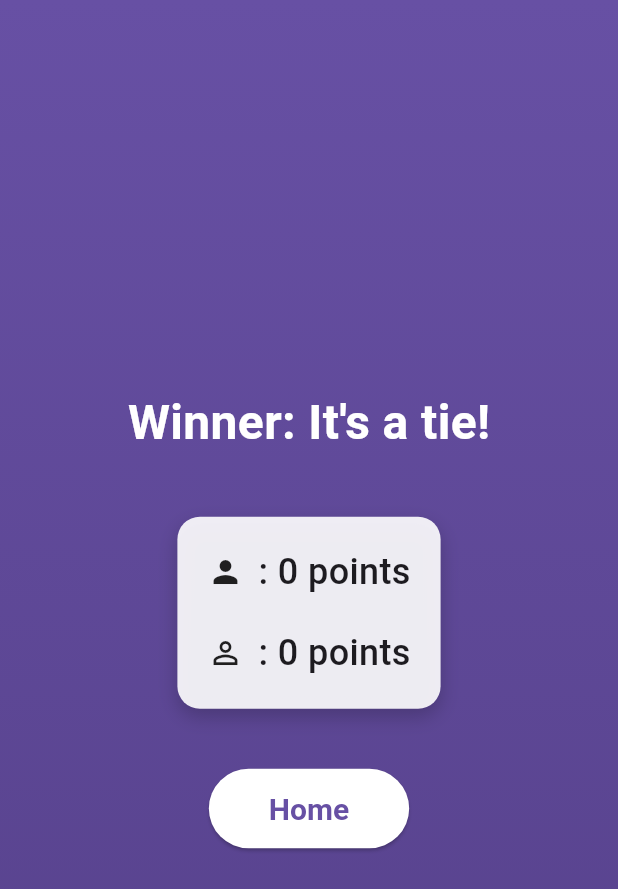
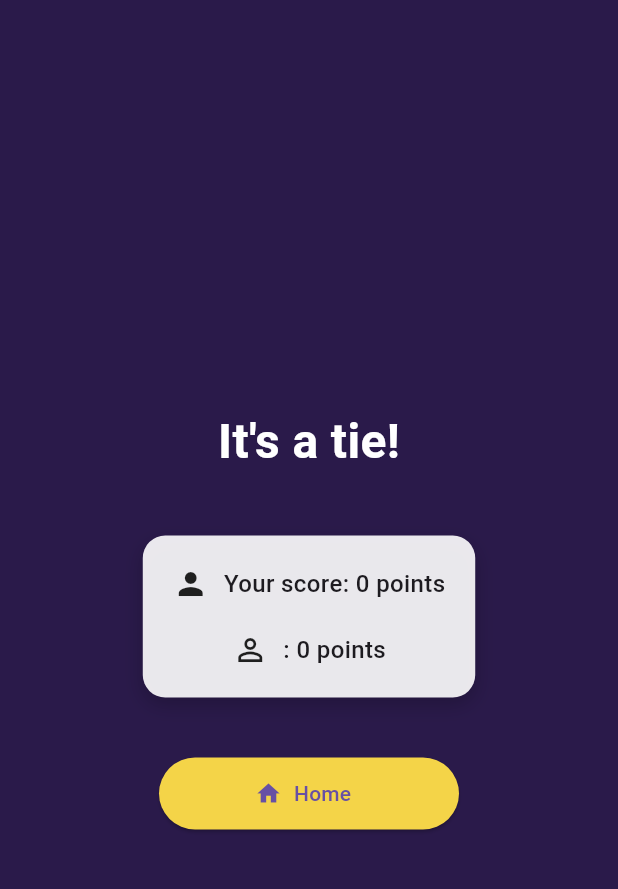
Before and after one commit to akewilen/CLS050-Project, a Flutter app: the MultiplayerScoreScreen screen opened directly with empty values, on a phone screen of 412 x 824 dp. Shown: the top 889 px of the screen. Run offline on Flutter 3.47's test engine with Material 3 defaults, Android fonts, the phone set to English and light mode, and no system bars; our stand-ins replace cloud_firestore, firebase_core, shared_preferences; missing offline and left inert: syncfusion_flutter_maps; accounts and stored records are empty.

Commit message:
multiplayer scorePage styling

```diff
--- a/flutter_application_1/lib/pages/multiplayer_scorescreen.dart
+++ b/flutter_application_1/lib/pages/multiplayer_scorescreen.dart
@@ -1,4 +1,6 @@
 import 'package:flutter/material.dart';
+import 'package:flutter_application_1/themes/app_theme.dart';
+import '../components/menu_btn.dart';
 import 'home_screen.dart';
 
 class MultiplayerScoreScreen extends StatelessWidget {
@@ -14,6 +16,17 @@ class MultiplayerScoreScreen extends StatelessWidget {
   final String guestId;
   final int hostScore;
   final int guestScore;
+
+  String _result() {
+    String winner = _determineWinner();
+    if (winner == "You") {
+      return "You won!";
+    } else if (winner == "It's a tie!") {
+      return "It's a tie!";
+    } else {
+      return "You lost";
+    }
+  }
 
   String _determineWinner() {
     if (hostScore > guestScore) {
@@ -33,10 +46,7 @@ class MultiplayerScoreScreen extends StatelessWidget {
           gradient: LinearGradient(
             begin: Alignment.topCenter,
             end: Alignment.bottomCenter,
-            colors: [
-              Theme.of(context).primaryColor,
-              Theme.of(context).primaryColor.withOpacity(0.7),
-            ],
+            colors: [AppTheme.windowBase, AppTheme.window90],
           ),
         ),
         child: Center(
@@ -45,7 +55,7 @@ class MultiplayerScoreScreen extends StatelessWidget {
             children: [
               // Winner announcement
               Text(
-                'Winner: ${_determineWinner()}',
+                _result(), //Winner msg
                 style: const TextStyle(
                   fontSize: 32,
                   fontWeight: FontWeight.bold,
@@ -78,9 +88,11 @@ class MultiplayerScoreScreen extends StatelessWidget {
                         const Icon(Icons.person, size: 24),
                         const SizedBox(width: 10),
                         Text(
-                          '$hostId: $hostScore points',
+                          hostId == 'You'
+                              ? 'Your score: $hostScore points'
+                              : 'Your score: $guestScore points',
                           style: const TextStyle(
-                            fontSize: 24,
+                            fontSize: 16,
                             fontWeight: FontWeight.w500,
                           ),
                         ),
@@ -94,9 +106,11 @@ class MultiplayerScoreScreen extends StatelessWidget {
                         const Icon(Icons.person_outline, size: 24),
                         const SizedBox(width: 10),
                         Text(
-                          '$guestId: $guestScore points',
+                          hostId == 'You'
+                              ? '$guestId: $guestScore points'
+                              : '$hostId: $hostScore points',
                           style: const TextStyle(
-                            fontSize: 24,
+                            fontSize: 16,
                             fontWeight: FontWeight.w500,
                           ),
                         ),
@@ -108,29 +122,16 @@ class MultiplayerScoreScreen extends StatelessWidget {
               const SizedBox(height: 40),
 
               // Home button
-              ElevatedButton(
+              MenuBtn(
                 onPressed: () {
                   Navigator.pushAndRemoveUntil(
                     context,
-                    MaterialPageRoute(
-                      builder: (context) => const HomeScreen(),
-                    ),
+                    MaterialPageRoute(builder: (context) => const HomeScreen()),
                     (route) => false, // Remove all previous routes
                   );
                 },
-                style: ElevatedButton.styleFrom(
-                  padding: const EdgeInsets.symmetric(horizontal: 40, vertical: 15),
-                  backgroundColor: Colors.white,
-                  foregroundColor: Theme.of(context).primaryColor,
-                  textStyle: const TextStyle(
-                    fontSize: 20,
-                    fontWeight: FontWeight.bold,
-                  ),
-                  shape: RoundedRectangleBorder(
-                    borderRadius: BorderRadius.circular(30),
-                  ),
-                ),
-                child: const Text('Home'),
+                btnText: 'Home',
+                icon: Icon(Icons.home),
               ),
             ],
           ),
```
